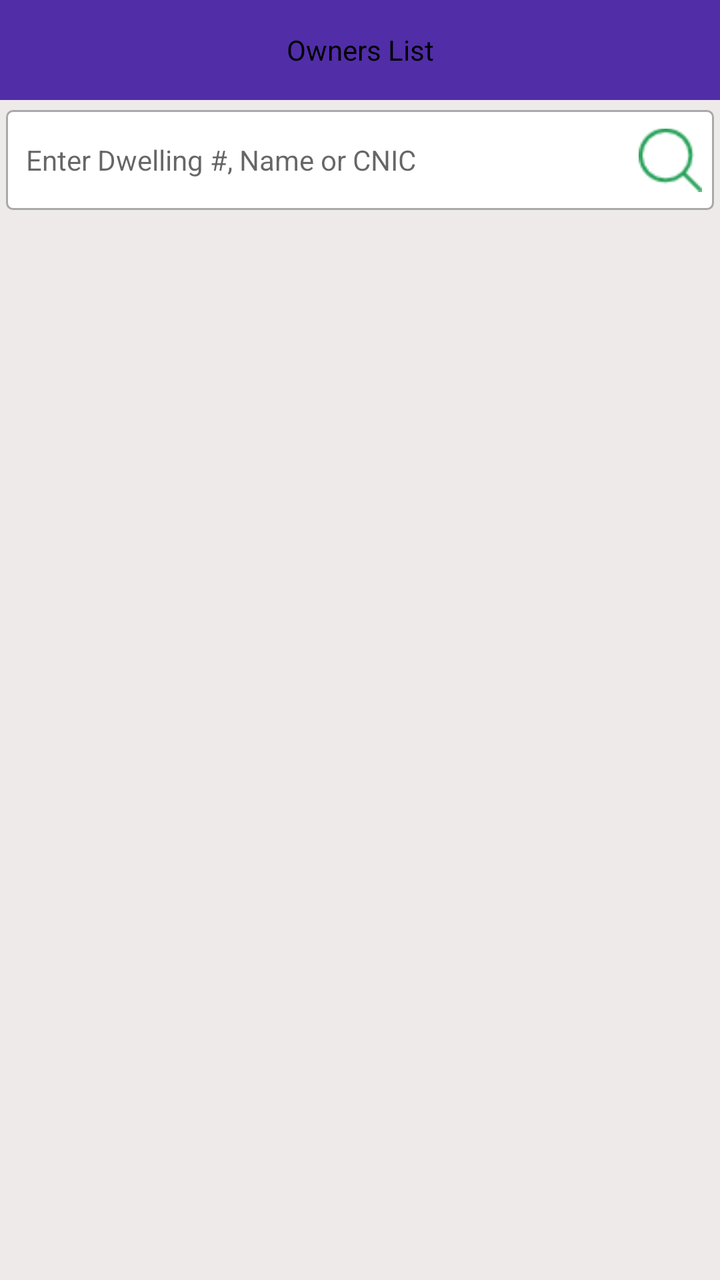
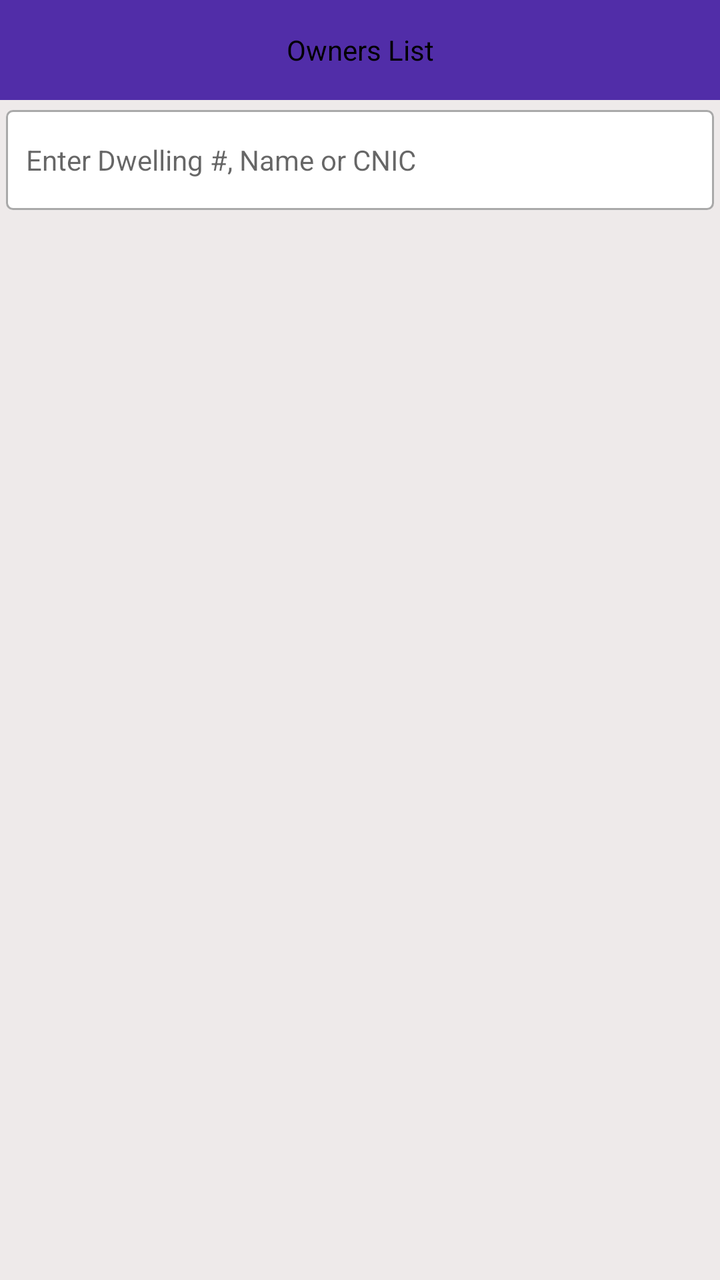

The first picture is an Android layout as it rendered before a commit; the second is the same layout after the commit. The layout source and the unified diff follow.
<!-- AndroidManifest.xml: activity theme Theme.Survey -->
<!-- res/layout/activity_survey_list.xml -->
<?xml version="1.0" encoding="utf-8"?>
<androidx.constraintlayout.widget.ConstraintLayout xmlns:android="http://schemas.android.com/apk/res/android"
    xmlns:app="http://schemas.android.com/apk/res-auto"
    xmlns:tools="http://schemas.android.com/tools"
    android:layout_width="match_parent"
    android:layout_height="match_parent"
    android:background="@color/album_card_form_bg"
    tools:context=".ui.activities.SurveyListActivity">

    <TextView
        android:id="@+id/tv_header"
        android:layout_width="0dp"
        android:layout_height="wrap_content"
        android:layout_gravity="center"
        android:layout_weight="9"
        android:background="@color/listitem_text_activated"
        android:gravity="center"
        android:minHeight="50dp"
        android:padding="10dp"
        android:text="@string/owners_list"
        android:textColor="@color/black"
        android:textSize="@dimen/margin_14sp"
        app:layout_constraintEnd_toEndOf="parent"
        app:layout_constraintStart_toStartOf="parent"
        app:layout_constraintTop_toTopOf="parent" />

    <androidx.appcompat.widget.LinearLayoutCompat
        android:id="@+id/layout_rg_filter"
        android:layout_width="0dp"
        android:layout_height="wrap_content"
        android:layout_marginTop="@dimen/margin_5dp"
        android:orientation="horizontal"
        android:visibility="gone"
        app:layout_constraintEnd_toEndOf="parent"
        app:layout_constraintStart_toStartOf="parent"
        app:layout_constraintTop_toBottomOf="@+id/tv_header">

        <RadioGroup
            android:id="@+id/rg_survey_filter"
            android:layout_width="0dp"
            android:layout_height="wrap_content"
            android:layout_marginHorizontal="@dimen/margin_10dp"
            android:layout_weight="1"
            android:orientation="horizontal">

            <RadioButton
                android:id="@+id/rb_all"
                android:layout_width="wrap_content"
                android:layout_height="wrap_content"
                android:layout_marginHorizontal="@dimen/margin_5dp"
                android:checked="true"
                android:text="@string/all" />

            <RadioButton
                android:id="@+id/rb_available"
                android:layout_width="wrap_content"
                android:layout_height="wrap_content"
                android:layout_marginHorizontal="@dimen/margin_10dp"
                android:text="@string/available" />

            <RadioButton
                android:id="@+id/rb_attached"
                android:layout_width="wrap_content"
                android:layout_height="wrap_content"
                android:layout_marginHorizontal="@dimen/margin_10dp"
                android:text="@string/attached" />
        </RadioGroup>

    </androidx.appcompat.widget.LinearLayoutCompat>

    <androidx.appcompat.widget.LinearLayoutCompat
        android:id="@+id/layout_search"
        android:layout_width="0dp"
        android:layout_height="@dimen/margin_50dp"
        android:layout_marginHorizontal="@dimen/margin_3dp"
        android:layout_marginTop="@dimen/margin_5dp"
        android:background="@drawable/textfield_area_bg"
        android:orientation="horizontal"
        app:layout_constraintEnd_toEndOf="parent"
        app:layout_constraintStart_toStartOf="parent"
        app:layout_constraintTop_toBottomOf="@+id/layout_rg_filter">

        <androidx.appcompat.widget.AppCompatEditText
            android:id="@+id/et_search"
            android:layout_width="0dp"
            android:layout_height="match_parent"
            android:layout_gravity="center"
            android:layout_marginHorizontal="5dp"
            android:digits="qwertyuioplkjhgfdsazxcvbnmQWERTYUIOPLKJHGFDSAZXCVBNM0123456789 ,.-_"
            android:layout_weight="8"
            android:background="@android:color/transparent"
            android:focusable="true"
            android:focusableInTouchMode="true"
            android:gravity="center_vertical"
            android:hint="@string/enter_property_name_or_father_husband_name"
            android:inputType="textCapWords|textMultiLine"
            android:maxLength="150"
            android:padding="5dp"
            android:textColor="@color/Black"
            android:textSize="@dimen/margin_14sp" />


        <ImageView
            android:id="@+id/directions"
            android:layout_width="0dp"
            android:layout_height="match_parent"
            android:layout_marginLeft="3dp"
            android:layout_marginRight="3dp"
            android:layout_weight="1"
            android:contentDescription="@string/search_icon"
            android:padding="@dimen/margin_3dp"
            android:src="@drawable/search" />

    </androidx.appcompat.widget.LinearLayoutCompat>





















































































    <TextView
        android:id="@+id/tv_hint"
        android:layout_width="0dp"
        android:layout_height="wrap_content"
        android:layout_gravity="center"
        android:layout_weight="9"
        android:gravity="center"
        android:minHeight="50dp"
        android:layout_marginHorizontal="@dimen/margin_20dp"
        android:padding="10dp"
        android:text="No ownership record found."
        android:textColor="#706f6f"
        android:textSize="@dimen/margin_16sp"
        android:visibility="gone"
        app:layout_constraintTop_toTopOf="parent"
        app:layout_constraintBottom_toBottomOf="parent"
        app:layout_constraintEnd_toEndOf="parent"
        app:layout_constraintStart_toStartOf="parent"/>

    <androidx.recyclerview.widget.RecyclerView
        android:id="@+id/recyclerView"
        android:layout_width="0dp"
        android:layout_height="0dp"
        app:layout_constraintBottom_toBottomOf="parent"
        app:layout_constraintEnd_toEndOf="parent"
        app:layout_constraintHorizontal_bias="0.0"
        app:layout_constraintStart_toStartOf="parent"
        app:layout_constraintTop_toBottomOf="@+id/layout_search"
        app:layout_constraintVertical_bias="0.0"
        tools:listitem="@layout/cardview_survey_list" />

</androidx.constraintlayout.widget.ConstraintLayout>
<!-- res/layout/cardview_survey_list.xml (included above) -->
<androidx.cardview.widget.CardView xmlns:android="http://schemas.android.com/apk/res/android"
    android:id="@+id/card_view"
    android:layout_width="match_parent"
    android:layout_height="wrap_content"
    android:layout_margin="@dimen/margin_5dp"
    android:elevation="@dimen/margin_2dp">

    <LinearLayout
        android:id="@+id/parent_layout"
        android:layout_width="match_parent"
        android:layout_height="wrap_content"
        android:orientation="vertical"
        android:paddingVertical="@dimen/margin_3dp">

        <LinearLayout
            android:layout_width="match_parent"
            android:layout_height="wrap_content"
            android:orientation="horizontal"
            android:paddingHorizontal="@dimen/margin_5dp"
            android:paddingTop="@dimen/margin_4dp">

            <LinearLayout
                android:layout_width="0dp"
                android:layout_height="wrap_content"
                android:layout_weight="1"
                android:orientation="vertical">

                <TextView
                    android:id="@+id/tv_survey_no_caption"
                    android:layout_width="match_parent"
                    android:layout_height="wrap_content"
                    android:paddingLeft="2dp"
                    android:paddingRight="2dp"
                    android:text="Dwelling No."
                    android:textAllCaps="true"
                    android:textColor="@color/DimGray"
                    android:textSize="10sp"
                    android:textStyle="bold" />

                <TextView
                    android:id="@+id/tv_survey_no"
                    android:layout_width="match_parent"
                    android:layout_height="wrap_content"
                    android:layout_weight="1.8"
                    android:paddingLeft="2dp"
                    android:paddingRight="2dp"
                    android:text="19A"
                    android:textColor="@color/rounded_container_border"
                    android:textSize="10sp" />

            </LinearLayout>

            <LinearLayout
                android:layout_width="0dp"
                android:layout_height="wrap_content"
                android:layout_weight="1"
                android:orientation="vertical">

                <TextView
                    android:id="@+id/tv_area_caption"
                    android:layout_width="match_parent"
                    android:layout_height="wrap_content"
                    android:paddingLeft="2dp"
                    android:paddingRight="2dp"
                    android:text="Area"
                    android:textAllCaps="true"
                    android:textColor="@color/DimGray"
                    android:textSize="10sp"
                    android:textStyle="bold" />

                <TextView
                    android:id="@+id/tv_area"
                    android:layout_width="match_parent"
                    android:layout_height="wrap_content"
                    android:paddingLeft="2dp"
                    android:paddingRight="2dp"
                    android:text="19-0-8"
                    android:textColor="@color/rounded_container_border"
                    android:textSize="10sp" />

            </LinearLayout>

            <LinearLayout
                android:layout_width="0dp"
                android:layout_height="wrap_content"
                android:layout_weight="0.5"
                android:orientation="vertical">

                <TextView
                    android:id="@+id/tv_attach"
                    android:layout_width="match_parent"
                    android:layout_height="wrap_content"
                    android:visibility="gone"
                    android:background="@color/colorButtonBlue"
                    android:gravity="center"
                    android:paddingLeft="2dp"
                    android:paddingTop="10dp"
                    android:paddingRight="2dp"
                    android:paddingBottom="10dp"
                    android:text="Attached"
                    android:textAllCaps="true"
                    android:textColor="@color/white"
                    android:textSize="10sp" />

            </LinearLayout>
        </LinearLayout>

        <LinearLayout
            android:layout_width="match_parent"
            android:layout_height="wrap_content"
            android:orientation="vertical">

            <androidx.recyclerview.widget.RecyclerView
                android:id="@+id/recyclerViewPartitions"
                android:layout_width="match_parent"
                android:layout_height="wrap_content"
                android:paddingStart="8dp"
                android:paddingEnd="@dimen/margin_8dp" />

        </LinearLayout>

    </LinearLayout>
</androidx.cardview.widget.CardView>
<!-- resources referenced by this layout -->
<resources>
  <color name="Black">#000000</color>
  <color name="DimGray" type="color">#FF696969</color>
  <color name="album_card_form_bg">#EEEAEA</color>
  <color name="black">#FF000000</color>
  <color name="colorButtonBlue">#00adee</color>
  <color name="listitem_text_activated">#512da8</color>
  <color name="rounded_container_border">#3b3f44</color>
  <color name="white">#FFF</color>
  <dimen name="margin_10dp">10.00dp</dimen>
  <dimen name="margin_14sp">14.00sp</dimen>
  <dimen name="margin_16sp">16.00sp</dimen>
  <dimen name="margin_20dp">20.00dp</dimen>
  <dimen name="margin_2dp">2.00dp</dimen>
  <dimen name="margin_3dp">3.00dp</dimen>
  <dimen name="margin_4dp">4.00dp</dimen>
  <dimen name="margin_50dp">50.00dp</dimen>
  <dimen name="margin_5dp">5.00dp</dimen>
  <dimen name="margin_8dp">8.00dp</dimen>
  <!-- drawable search: png bitmap (drawable, 1045 bytes) -->
  <!-- drawable textfield_area_bg (drawable) -->
  <?xml version="1.0" encoding="utf-8"?>
  <selector xmlns:android="http://schemas.android.com/apk/res/android">
      <item>
          <shape android:shape="rectangle">
              <solid android:color="#fff" />
              <corners android:radius="3dp" />
              <stroke android:width="1dp" android:color="@color/DarkGray" />
          </shape>
      </item>
  </selector>
  <string name="all">All</string>
  <string name="attached">Attached</string>
  <string name="available">Available</string>
  <string name="enter_property_name_or_father_husband_name">Enter Dwelling #, Name or CNIC</string>
  <string name="owners_list">Owners List</string>
  <string name="search_icon">Search Icon</string>
  <color name="DarkGray" type="color">#FFA9A9A9</color>
  <color name="forest_green">#228B22</color>
  <color name="forest_green_dark">#1B5E20</color>
  <color name="MediumVioletRed" type="color">#FFC71585</color>
  <color name="MediumVioletRed_dark">#A01466</color>
  <color name="light_surface">#FFFFFF</color>
  <color name="light_on_surface">#000000</color>
  <color name="light_background">#FAFAFA</color>
  <color name="light_on_background">#000000</color>
  <color name="light_text_primary">#212121</color>
  <color name="light_text_secondary">#757575</color>
  <color name="forest_green_light">#4CAF50</color>
  <style name="LightActionBar" parent="Widget.MaterialComponents.ActionBar.Solid">
          <item name="android:background">@color/forest_green</item>
          <item name="titleTextStyle">@style/LightActionBar.TitleText</item>
          <item name="subtitleTextStyle">@style/LightActionBar.SubtitleText</item>
          <item name="android:theme">@style/ThemeOverlay.AppCompat.Dark.ActionBar</item>
      </style>
  <style name="LightToolbar" parent="Widget.MaterialComponents.Toolbar">
          <item name="android:background">@color/forest_green</item>
          <item name="titleTextColor">@color/white</item>
          <item name="subtitleTextColor">@color/white</item>
          <item name="android:theme">@style/ThemeOverlay.AppCompat.Dark.ActionBar</item>
      </style>
  <color name="light_icon_color">#616161</color>
  <style name="SpinnerDropdownText" parent="TextAppearance.AppCompat.Body1">
          <item name="android:textColor">@color/spinner_selected_color</item>
      </style>
  <style name="SpinnerSelectedText" parent="TextAppearance.AppCompat.Body1">
          <item name="android:textColor">@color/spinner_selected_color</item>
      </style>
  <style name="LightActionBar.TitleText" parent="TextAppearance.AppCompat.Widget.ActionBar.Title">
          <item name="android:textColor">@color/white</item>
  
  
      </style>
  <style name="LightActionBar.SubtitleText" parent="TextAppearance.AppCompat.Widget.ActionBar.Subtitle">
          <item name="android:textColor">@color/white</item>
      </style>
  <color name="spinner_selected_color">#000000</color>
  <!-- unchanged entries left out for length: 1 -->
</resources>

<!-- the commit's change to res/layout/activity_survey_list.xml (unified diff, before → after) -->
@@ -108,8 +108,7 @@
             android:layout_marginRight="3dp"
             android:layout_weight="1"
             android:contentDescription="@string/search_icon"
-            android:padding="@dimen/margin_3dp"
-            android:src="@drawable/search" />
+            android:padding="@dimen/margin_3dp" />
 
     </androidx.appcompat.widget.LinearLayoutCompat>
 
<!-- resource entries referenced after the edit -->
@@ -18,7 +18,6 @@
   <dimen name="margin_50dp">50.00dp</dimen>
   <dimen name="margin_5dp">5.00dp</dimen>
   <dimen name="margin_8dp">8.00dp</dimen>
-  <!-- drawable search: png bitmap (drawable, 1045 bytes) -->
   <!-- drawable textfield_area_bg (drawable) -->
   <?xml version="1.0" encoding="utf-8"?>
   <selector xmlns:android="http://schemas.android.com/apk/res/android">
